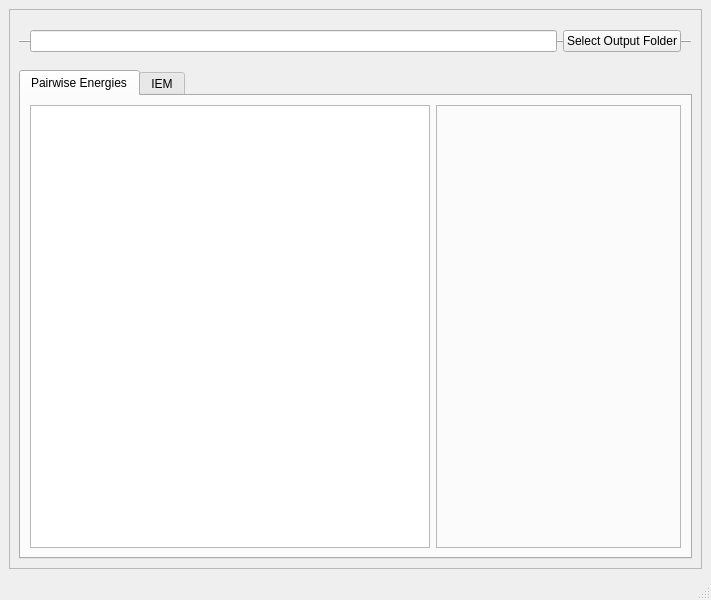
First picture: the form in getresinten/viewResultsGUI.ui, repository osercinoglu/grinn, before the edit.
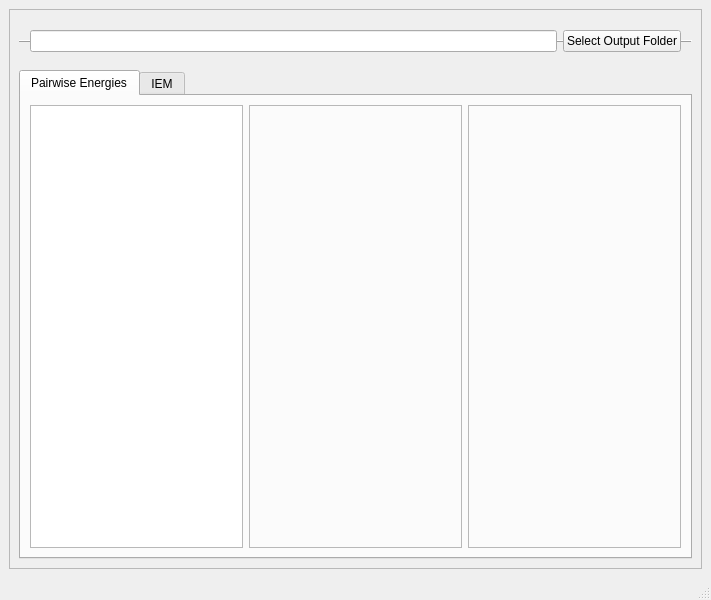
Second picture: the form after the edit. The open tabs and pages were chosen to show the change.

Commit message: Major update. Adding bar plots for all non-zero interaction energies of a selected residue to getResIntEnGUI

Diff of the .ui file:
```diff
--- a/getresinten/viewResultsGUI.ui
+++ b/getresinten/viewResultsGUI.ui
@@ -20,7 +20,10 @@
      <verstretch>0</verstretch>
     </sizepolicy>
    </property>
-   <layout class="QHBoxLayout" name="horizontalLayout_3">
+   <layout class="QHBoxLayout" name="horizontalLayout">
+    <property name="sizeConstraint">
+     <enum>QLayout::SetMaximumSize</enum>
+    </property>
     <item>
      <widget class="QFrame" name="frame">
       <property name="sizePolicy">
@@ -36,6 +39,9 @@
        <enum>QFrame::Raised</enum>
       </property>
       <layout class="QVBoxLayout" name="verticalLayout_4">
+       <property name="sizeConstraint">
+        <enum>QLayout::SetMaximumSize</enum>
+       </property>
        <item>
         <widget class="QFrame" name="frame_2">
          <property name="minimumSize">
@@ -105,14 +111,14 @@
           <attribute name="title">
            <string>Pairwise Energies</string>
           </attribute>
-          <layout class="QHBoxLayout" name="horizontalLayout">
+          <layout class="QHBoxLayout" name="horizontalLayout_3">
            <property name="sizeConstraint">
             <enum>QLayout::SetMaximumSize</enum>
            </property>
            <item>
             <widget class="QTableWidget" name="tableWidget_sourceTargetResEnergies">
              <property name="sizePolicy">
-              <sizepolicy hsizetype="MinimumExpanding" vsizetype="MinimumExpanding">
+              <sizepolicy hsizetype="Expanding" vsizetype="Expanding">
                <horstretch>1</horstretch>
                <verstretch>1</verstretch>
               </sizepolicy>
@@ -132,13 +138,25 @@
             </widget>
            </item>
            <item>
-            <widget class="QFrame" name="frame_tabPairwiseEnergiesPlots">
+            <widget class="QFrame" name="frame_tabPairWiseEnergiesBarPlot">
              <property name="sizePolicy">
               <sizepolicy hsizetype="Expanding" vsizetype="Expanding">
-               <horstretch>0</horstretch>
-               <verstretch>0</verstretch>
+               <horstretch>1</horstretch>
+               <verstretch>1</verstretch>
               </sizepolicy>
              </property>
+             <property name="minimumSize">
+              <size>
+               <width>200</width>
+               <height>0</height>
+              </size>
+             </property>
+             <property name="maximumSize">
+              <size>
+               <width>400</width>
+               <height>16777215</height>
+              </size>
+             </property>
              <property name="frameShape">
               <enum>QFrame::StyledPanel</enum>
              </property>
@@ -148,6 +166,23 @@
              <layout class="QVBoxLayout" name="verticalLayout_3"/>
             </widget>
            </item>
+           <item>
+            <widget class="QFrame" name="frame_tabPairWiseEnergiesPlots">
+             <property name="sizePolicy">
+              <sizepolicy hsizetype="Expanding" vsizetype="Expanding">
+               <horstretch>1</horstretch>
+               <verstretch>1</verstretch>
+              </sizepolicy>
+             </property>
+             <property name="frameShape">
+              <enum>QFrame::StyledPanel</enum>
+             </property>
+             <property name="frameShadow">
+              <enum>QFrame::Raised</enum>
+             </property>
+             <layout class="QVBoxLayout" name="verticalLayout"/>
+            </widget>
+           </item>
           </layout>
          </widget>
          <widget class="QWidget" name="tab_IEM">
```
Left out of the diff: 5 changed lines with no effect on the pictures. The commit also changes 2 other files.
